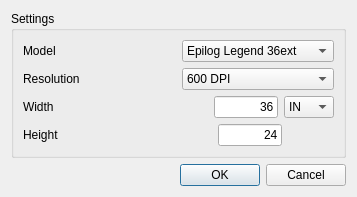
Old version of the form src/gui/NewDialog.ui in the repository kallaballa/ctrl-cut.
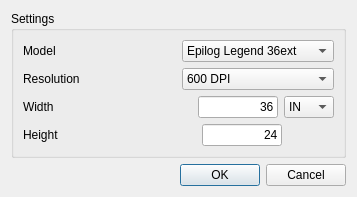
New version of the form.

```diff
--- a/src/gui/NewDialog.ui
+++ b/src/gui/NewDialog.ui
@@ -113,14 +113,14 @@
         <item>
          <widget class="QLineEdit" name="widthLine">
           <property name="sizePolicy">
-           <sizepolicy hsizetype="Minimum" vsizetype="Fixed">
+           <sizepolicy hsizetype="Preferred" vsizetype="Fixed">
             <horstretch>0</horstretch>
             <verstretch>0</verstretch>
            </sizepolicy>
           </property>
           <property name="minimumSize">
            <size>
-            <width>64</width>
+            <width>80</width>
             <height>0</height>
            </size>
           </property>
@@ -183,7 +183,7 @@
           </property>
           <property name="minimumSize">
            <size>
-            <width>189</width>
+            <width>173</width>
             <height>0</height>
            </size>
           </property>
@@ -195,14 +195,14 @@
         <item>
          <widget class="QLineEdit" name="heightLine">
           <property name="sizePolicy">
-           <sizepolicy hsizetype="Minimum" vsizetype="Fixed">
+           <sizepolicy hsizetype="Minimum" vsizetype="Preferred">
             <horstretch>0</horstretch>
             <verstretch>0</verstretch>
            </sizepolicy>
           </property>
           <property name="minimumSize">
            <size>
-            <width>64</width>
+            <width>80</width>
             <height>0</height>
            </size>
           </property>
```
